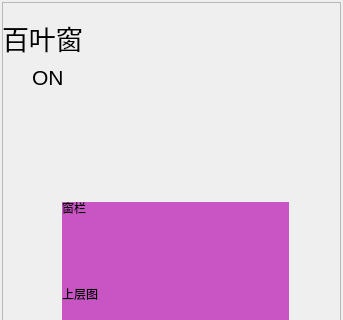
xi-song/smart_qt, file code/myServer/device/device_curtain.ui: the form before one commit; both pictures show x 0 to 343 and y 0 to 320 of the 343 by 590 pixel window.
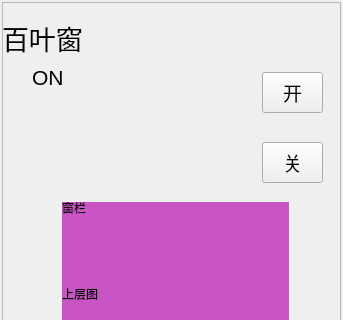
The form after the commit.

Diff of the .ui file:
```diff
--- a/code/myServer/device/device_curtain.ui
+++ b/code/myServer/device/device_curtain.ui
@@ -154,6 +154,42 @@
        <string>窗栏</string>
       </property>
      </widget>
+     <widget class="QPushButton" name="pushButton">
+      <property name="geometry">
+       <rect>
+        <x>260</x>
+        <y>70</y>
+        <width>61</width>
+        <height>41</height>
+       </rect>
+      </property>
+      <property name="font">
+       <font>
+        <pointsize>14</pointsize>
+       </font>
+      </property>
+      <property name="text">
+       <string>开</string>
+      </property>
+     </widget>
+     <widget class="QPushButton" name="pushButton_2">
+      <property name="geometry">
+       <rect>
+        <x>260</x>
+        <y>140</y>
+        <width>61</width>
+        <height>41</height>
+       </rect>
+      </property>
+      <property name="font">
+       <font>
+        <pointsize>14</pointsize>
+       </font>
+      </property>
+      <property name="text">
+       <string>关</string>
+      </property>
+     </widget>
     </widget>
    </item>
   </layout>
```
